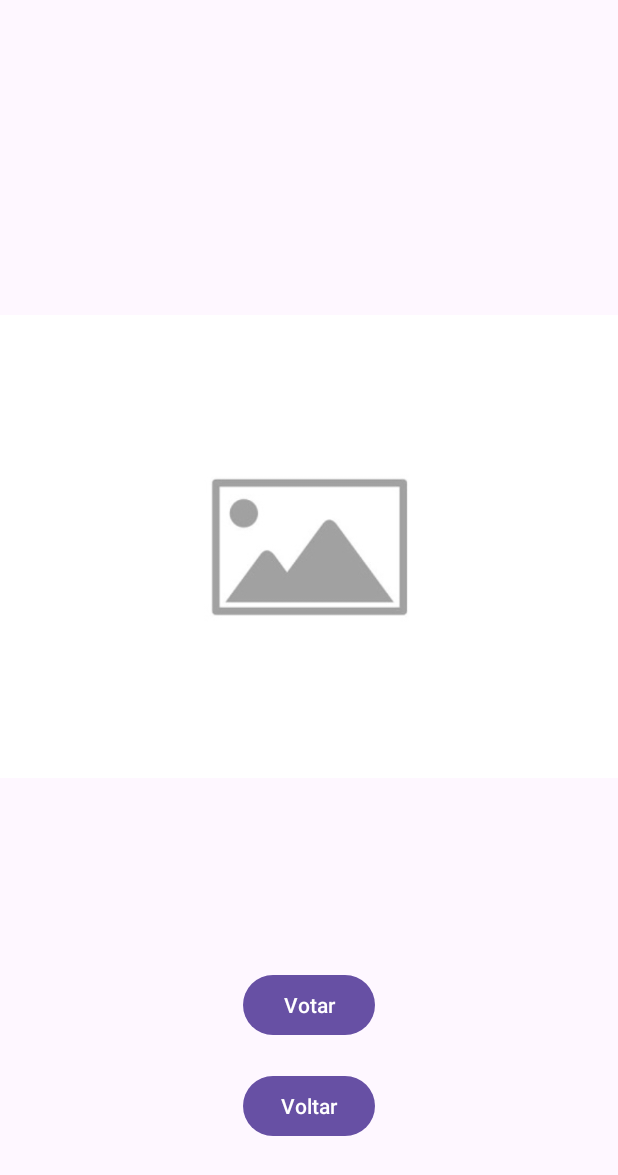
After one commit to cuetopaulo/mobile_OscarApp, an Android app: the TelaDetalhesFilmes screen opened directly, with no data from a screen before it, on a phone screen of 412 x 824 dp. The commit adds this screen. Shown: the top 1175 px of the screen. Run offline under Robolectric (Android 15) with nearby library versions, the phone set to English and light mode, and no system bars; our stand-ins replace Picasso; pictures from the network do not load.

Commit message:
Tela Detalhes Filme funcionando

```diff
--- /dev/null
+++ b/OscarApp/app/src/main/java/br/ufpr/oscarapp/telasFilmes/TelaDetalhesFilmes.kt
@@ -0,0 +1,53 @@
+package br.ufpr.oscarapp.telasFilmes
+
+import android.os.Bundle
+import android.widget.Button
+import android.widget.ImageView
+import android.widget.TextView
+import androidx.appcompat.app.AppCompatActivity
+import androidx.core.view.ViewCompat
+import androidx.core.view.WindowInsetsCompat
+import br.ufpr.oscarapp.R
+import com.squareup.picasso.Picasso
+
+class TelaDetalhesFilmes : AppCompatActivity() {
+    override fun onCreate(savedInstanceState: Bundle?) {
+        super.onCreate(savedInstanceState)
+        setContentView(R.layout.activity_tela_detalhes_filmes)
+
+        // Ajusta as margens do sistema (opcional)
+        ViewCompat.setOnApplyWindowInsetsListener(findViewById(android.R.id.content)) { v, insets ->
+            val systemBars = insets.getInsets(WindowInsetsCompat.Type.systemBars())
+            v.setPadding(systemBars.left, systemBars.top, systemBars.right, systemBars.bottom)
+            insets
+        }
+
+        // Configura o botão de voltar
+        findViewById<Button>(R.id.btnVoltarFilme).setOnClickListener { finish() }
+
+        // Obtém os dados enviados pela Intent
+        val nomeFilme = intent.getStringExtra("nomeFilme")
+        val generoFilme = intent.getStringExtra("generoFilme")
+        val fotoFilme = intent.getStringExtra("fotoFilme") // URL da imagem
+
+        // Vincula os elementos de UI
+        val filmeNomeTextView = findViewById<TextView>(R.id.NomeFilme2)
+        val filmeGeneroTextView = findViewById<TextView>(R.id.generoFilme2)
+        val filmeFotoImageView = findViewById<ImageView>(R.id.fotoFilme2)
+
+        // Preenche os dados
+        filmeNomeTextView.text = nomeFilme
+        filmeGeneroTextView.text = generoFilme
+
+        // Carrega a imagem usando Picasso
+        if (!fotoFilme.isNullOrEmpty()) {
+            Picasso.get()
+                .load(fotoFilme)
+                .placeholder(R.drawable.placeholder_image) // Imagem exibida enquanto carrega
+                .error(R.drawable.error_image) // Imagem em caso de erro
+                .into(filmeFotoImageView)
+        } else {
+            filmeFotoImageView.setImageResource(R.drawable.placeholder_image) // Imagem padrão
+        }
+    }
+}
--- a/OscarApp/app/src/main/java/br/ufpr/oscarapp/telasFilmes/TelaFilmes.kt
+++ b/OscarApp/app/src/main/java/br/ufpr/oscarapp/telasFilmes/TelaFilmes.kt
@@ -32,12 +32,12 @@ class TelaFilmes : AppCompatActivity() {
 
         // Configuração do RecyclerView
         recyclerViewFilmes = findViewById(R.id.filmesRV)
-        filmesAdapter = FilmesAdapter(emptyList()) // Inicializa com uma lista vazia
+        filmesAdapter = FilmesAdapter(emptyList(), this) // Inicializa com uma lista vazia
         recyclerViewFilmes.layoutManager = LinearLayoutManager(this)
         recyclerViewFilmes.adapter = filmesAdapter
         recyclerViewFilmes.setHasFixedSize(true)
         recyclerViewFilmes.addItemDecoration(
-            DividerItemDecoration(this, DividerItemDecoration.VERTICAL)
+            DividerItemDecoration(this.applicationContext, DividerItemDecoration.VERTICAL)
         )
 
         // Carregar dados da API
--- /dev/null
+++ b/OscarApp/app/src/main/res/layout/activity_tela_detalhes_filmes.xml
@@ -0,0 +1,64 @@
+<?xml version="1.0" encoding="utf-8"?>
+<androidx.constraintlayout.widget.ConstraintLayout xmlns:android="http://schemas.android.com/apk/res/android"
+    xmlns:app="http://schemas.android.com/apk/res-auto"
+    xmlns:tools="http://schemas.android.com/tools"
+    android:layout_width="match_parent"
+    android:layout_height="match_parent"
+    tools:context=".telasFilmes.TelaDetalhesFilmes">
+
+    <TextView
+        android:id="@+id/NomeFilme2"
+        android:layout_width="wrap_content"
+        android:layout_height="wrap_content"
+        android:layout_marginTop="44dp"
+        android:text="Nome do Filme"
+        app:layout_constraintEnd_toEndOf="parent"
+        app:layout_constraintHorizontal_bias="0.49"
+        app:layout_constraintStart_toStartOf="parent"
+        app:layout_constraintTop_toTopOf="parent" />
+
+    <TextView
+        android:id="@+id/generoFilme2"
+        android:layout_width="wrap_content"
+        android:layout_height="wrap_content"
+        android:layout_marginTop="36dp"
+        android:text="Genero"
+        app:layout_constraintEnd_toEndOf="parent"
+        app:layout_constraintStart_toStartOf="parent"
+        app:layout_constraintTop_toBottomOf="@+id/NomeFilme2" />
+
+    <ImageView
+        android:id="@+id/fotoFilme2"
+        android:layout_width="wrap_content"
+        android:layout_height="wrap_content"
+        android:layout_marginTop="28dp"
+        app:layout_constraintEnd_toEndOf="parent"
+        app:layout_constraintHorizontal_bias="0.498"
+        app:layout_constraintStart_toStartOf="parent"
+        app:layout_constraintTop_toBottomOf="@+id/generoFilme2"
+        tools:srcCompat="@tools:sample/avatars" />
+
+    <Button
+        android:id="@+id/btnVotar"
+        android:layout_width="wrap_content"
+        android:layout_height="wrap_content"
+        android:layout_marginTop="64dp"
+        android:text="Votar"
+        app:layout_constraintEnd_toEndOf="parent"
+        app:layout_constraintStart_toStartOf="parent"
+        app:layout_constraintTop_toBottomOf="@+id/fotoFilme2" />
+
+    <Button
+        android:id="@+id/btnVoltarFilme"
+        android:layout_width="wrap_content"
+        android:layout_height="wrap_content"
+        android:layout_marginTop="16dp"
+        android:layout_marginBottom="16dp"
+        android:text="Voltar"
+        app:layout_constraintBottom_toBottomOf="parent"
+        app:layout_constraintEnd_toEndOf="parent"
+        app:layout_constraintHorizontal_bias="0.501"
+        app:layout_constraintStart_toStartOf="parent"
+        app:layout_constraintTop_toBottomOf="@+id/btnVotar"
+        app:layout_constraintVertical_bias="0.06" />
+</androidx.constraintlayout.widget.ConstraintLayout>
```
Also changed, not shown: OscarApp/app/src/main/AndroidManifest.xml (+3 -6 lines), OscarApp/app/src/main/java/br/ufpr/oscarapp/telasFilmes/FilmesAdapter.kt (+23 -9 lines).
